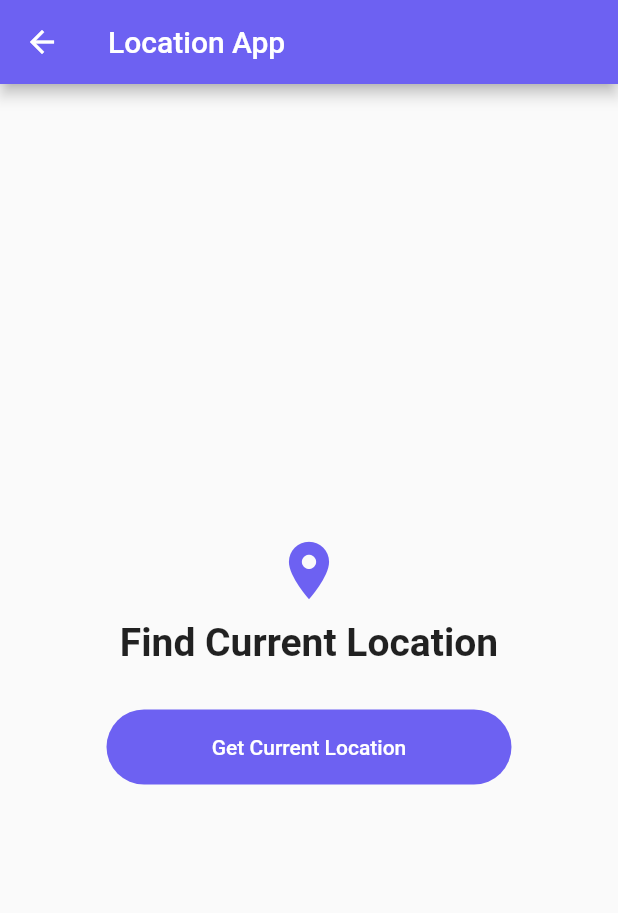
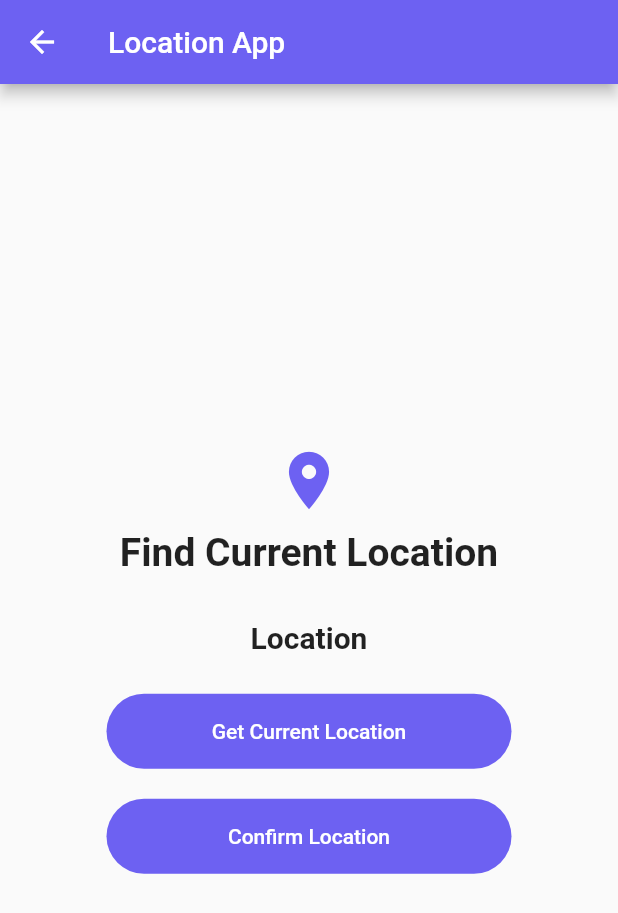
Before and after one commit to subhram260/food_delivary, a Flutter app: the LocationApp screen opened directly, on a phone screen of 412 x 824 dp. Shown: the top 913 px of the screen. Run offline on Flutter 3.47's test engine with Material 2 defaults, Android fonts, the phone set to English and light mode, and no system bars; our stand-ins replace eva_icons_flutter, geocoding, geolocator, ionicons.

Commit message:
2nd commit

```diff
--- a/lib/body.dart
+++ b/lib/body.dart
@@ -147,6 +147,7 @@ class DefaultButton extends StatelessWidget {
     return SizedBox(
       width: double.infinity,
       height: 56,
+      // ignore: deprecated_member_use
       child: FlatButton(
           shape:
               RoundedRectangleBorder(borderRadius: BorderRadius.circular(20)),
--- a/lib/data/category_data.dart
+++ b/lib/data/category_data.dart
@@ -1,5 +1,5 @@
-import 'package:flutter/cupertino.dart';
-import 'package:flutter/material.dart';
+// import 'package:flutter/cupertino.dart';
+// import 'package:flutter/material.dart';
 import 'package:ionicons/ionicons.dart';
 
 import '../model/category_model.dart';
--- a/lib/screen/SignIn.dart
+++ b/lib/screen/SignIn.dart
@@ -1,5 +1,5 @@
 import 'package:flutter/material.dart';
-import 'package:food_delivary/profile.dart';
+// import 'package:food_delivary/profile.dart';
 import 'package:food_delivary/screen/Signup.dart';
 import 'package:food_delivary/body.dart';
 import 'package:food_delivary/screens/main_screen.dart';
@@ -235,8 +235,8 @@ class _FormsState extends State<Forms> {
             text: "Sign in",
             press: () {
               // Get.to(Profile());
-              Navigator.of(context).pushReplacement(
-                  MaterialPageRoute(builder: (context) => MainScreen()));
+              // Navigator.of(context).pushReplacement(
+              //     MaterialPageRoute(builder: (context) => MainScreen()));
             },
           ),
           // => signIn(email, passward).whenComplete(() =>
--- a/lib/screens/main_screen.dart
+++ b/lib/screens/main_screen.dart
@@ -1,6 +1,6 @@
 import 'package:eva_icons_flutter/eva_icons_flutter.dart';
 import 'package:flutter/material.dart';
-import 'package:food_delivary/pages/accounts_page.dart';
+// import 'package:food_delivary/pages/accounts_page.dart';
 import 'package:food_delivary/pages/favourite_page.dart';
 import 'package:food_delivary/pages/orderpage.dart';
 import 'package:food_delivary/profile.dart';
--- a/lib/utils/location.dart
+++ b/lib/utils/location.dart
@@ -1,10 +1,8 @@
-import 'dart:async';
-
+// import 'dart:async';
 import 'package:flutter/material.dart';
-import 'package:food_delivary/widget/home_top_info.dart';
 import 'package:geocoding/geocoding.dart';
 import 'package:geolocator/geolocator.dart';
-import 'package:flutter_easyloading/flutter_easyloading.dart';
+// import 'package:flutter_spinkit/flutter_spinkit.dart';
 
 class LocationApp extends StatefulWidget {
   // const Locap({ Key? key }) : super(key: key);
@@ -13,16 +11,15 @@ class LocationApp extends StatefulWidget {
   _LocationAppState createState() => _LocationAppState();
 }
 
-class _LocationAppState extends State<LocationApp> {
-  Timer _timer;
-
+class _LocationAppState extends State<LocationApp>
+    with SingleTickerProviderStateMixin {
   var locationMassege = "";
   String locationAddress = "";
 
   void currentLocation() async {
     var position = await Geolocator.getCurrentPosition(
         desiredAccuracy: LocationAccuracy.high);
-    var lastPosition = await Geolocator.getLastKnownPosition();
+    // var lastPosition = await Geolocator.getLastKnownPosition();
     // print(lastPosition);
 
     var lat = position.latitude;
@@ -34,31 +31,14 @@ class _LocationAppState extends State<LocationApp> {
     var address3 = place.country;
     // var address4 = place.toJson();
     // return place;
-    locationAddress = "$address1 , $address2 , $address3\n";
+    // locationAddress = "$address1 , $address2 , $address3\n";
 
-    // if (!mounted)
-    // setState(() {
-    //   locationMassege = "Latitude : $lat \n Longitude : $lon";
-    //   locationAddress = "Place : $address1 , $address2 , $address3\n";
-    // });
+    setState(() {
+      locationMassege = "Latitude : $lat \n Longitude : $lon";
+      locationAddress = "$address1 , $address2 , $address3\n";
+    });
 
     // return locationAddress;
-  }
-
-  @override
-  void initState() {
-    currentLocation();
-    void initState() {
-      super.initState();
-      EasyLoading.addStatusCallback((status) {
-        print('EasyLoading Status $status');
-        if (status == EasyLoadingStatus.dismiss) {
-          _timer?.cancel();
-        }
-      });
-      // EasyLoading.showSuccess('Use in initState');
-      // EasyLoading.removeCallbacks();
-    }
   }
 
   @override
@@ -88,31 +68,78 @@ class _LocationAppState extends State<LocationApp> {
             SizedBox(
               height: 30,
             ),
-            // Text(
-            //   "Position : ",
-            //   textAlign: TextAlign.center,
-            //   style: TextStyle(fontWeight: FontWeight.bold),
-            // ),
+            Text(
+              "Location",
+              textAlign: TextAlign.center,
+              style: TextStyle(
+                  fontSize: 20,
+                  // decoration: TextDecoration.underline,
+                  fontWeight: FontWeight.bold),
+            ),
+            SizedBox(
+              height: 10,
+            ),
             // Text(
             //   " $locationMassege",
             //   textAlign: TextAlign.center,
             // ),
-            // Text(
-            //   " $locationAddress",
-            //   textAlign: TextAlign.center,
+            Text(
+              " $locationAddress",
+              textAlign: TextAlign.center,
+              style: TextStyle(
+                  fontWeight: FontWeight.w500,
+                  fontSize: 14,
+                  color: Colors.deepPurple),
+            ),
+            // Container(
+            //   height: 200,
+            //   width: 200,
+            //   child: SpinKitRotatingCircle(
+            //     color: Colors.black,
+            //     size: 50.0,
+            //   ),
             // ),
+            // ignore: deprecated_member_use
+            FlatButton(
+              onPressed: () async {
+                // String place = ;
+                currentLocation();
+                // SpinKitSquareCircle(
+                //   color: Colors.black,
+                //   size: 50.0,
+                //   controller: AnimationController(
+                //       vsync: this,
+                //       duration: const Duration(milliseconds: 1200)),
+                // );
+
+                if (locationAddress.isNotEmpty) {
+                  // Navigator.pop(context, locationAddress);
+
+                }
+              },
+              child: Text(
+                "Get Current Location",
+                style: TextStyle(color: Colors.white),
+              ),
+              shape: RoundedRectangleBorder(
+                  borderRadius: BorderRadius.circular(30)),
+              height: 50,
+              minWidth: 270,
+              color: Color(0xff6d61f2),
+            ),
+            SizedBox(
+              height: 20,
+            ),
+            // ignore: deprecated_member_use
             FlatButton(
               onPressed: () {
-                // String place = ;
-                EasyLoading.show(status: 'Finding Location ...');
-
                 print(locationAddress);
                 if (locationAddress.isNotEmpty) {
                   Navigator.pop(context, locationAddress);
                 }
               },
               child: Text(
-                "Get Current Location",
+                "Confirm Location",
                 style: TextStyle(color: Colors.white),
               ),
               shape: RoundedRectangleBorder(
--- a/pubspec.yaml
+++ b/pubspec.yaml
@@ -31,7 +31,7 @@ dependencies:
   provider: ^5.0.0
   geocoding: ^2.0.0
   geolocator: ^7.1.0
-  flutter_easyloading: ^3.0.0
+  flutter_spinkit: ^4.1.2
 
 dev_dependencies:
   flutter_test:
```
Also changed, not shown: lib/main.dart (+1 -20 lines), lib/widget/home_top_info.dart (+6 -7 lines), pubspec.lock, 1 other file.
